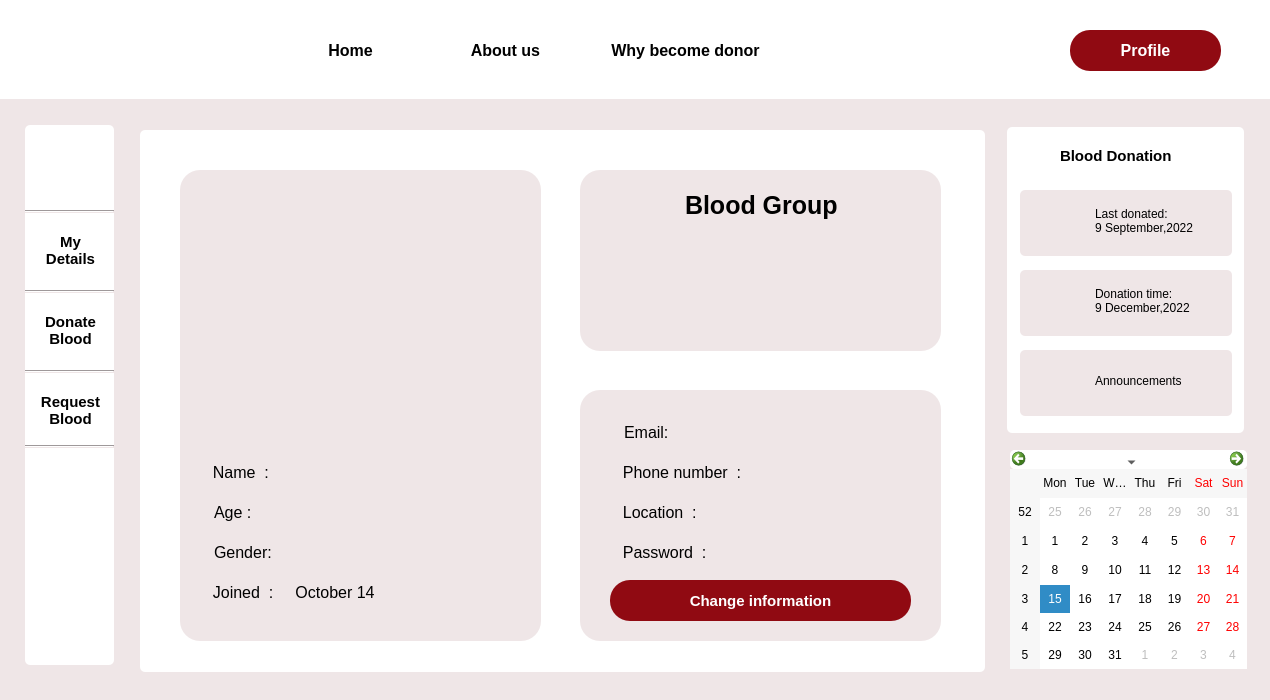
Qt form my_details.ui (Rista10/Final) before a commit.
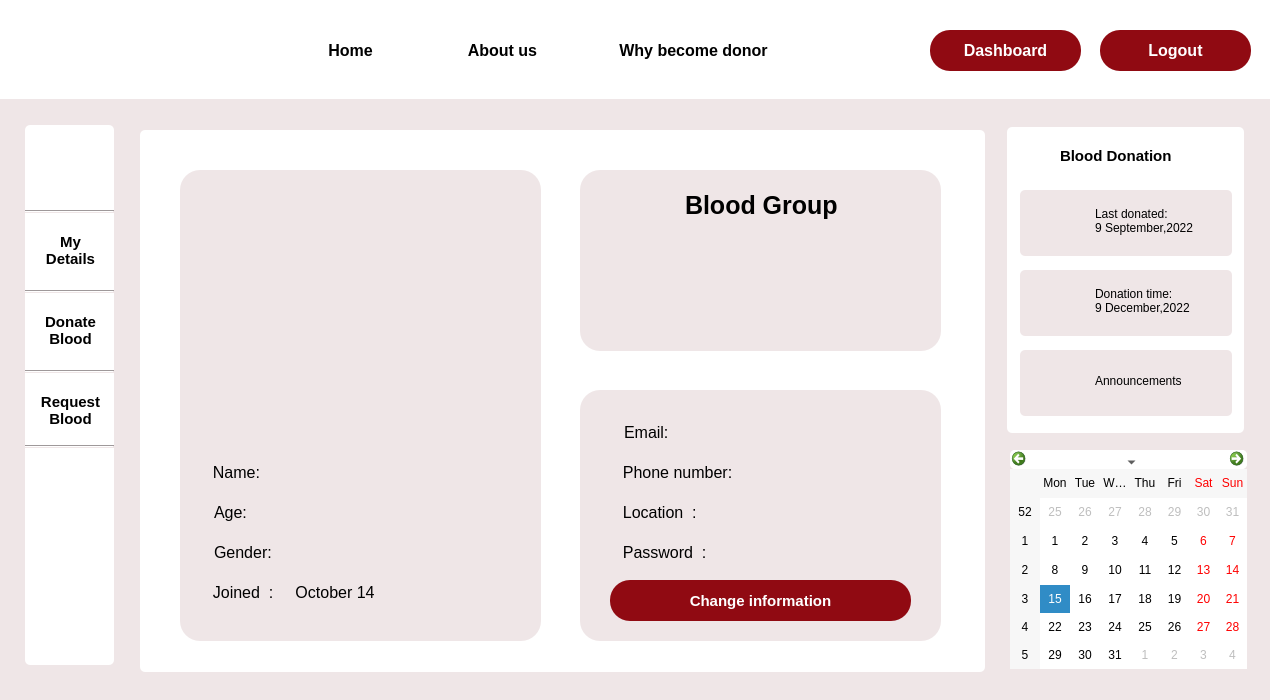
The same form after that commit. Icons and pictures are not drawn.

Diff of the .ui file:
```diff
--- a/my_details.ui
+++ b/my_details.ui
@@ -163,7 +163,7 @@
   <widget class="QPushButton" name="why">
    <property name="geometry">
     <rect>
-     <x>570</x>
+     <x>578</x>
      <y>30</y>
      <width>231</width>
      <height>41</height>
@@ -198,7 +198,7 @@
   <widget class="QPushButton" name="login">
    <property name="geometry">
     <rect>
-     <x>1070</x>
+     <x>930</x>
      <y>30</y>
      <width>151</width>
      <height>41</height>
@@ -227,7 +227,7 @@
 }</string>
    </property>
    <property name="text">
-    <string>Profile</string>
+    <string>Dashboard</string>
    </property>
   </widget>
   <widget class="QLabel" name="label_30">
@@ -343,7 +343,7 @@
     <rect>
      <x>430</x>
      <y>30</y>
-     <width>151</width>
+     <width>145</width>
      <height>41</height>
     </rect>
    </property>
@@ -658,7 +658,7 @@
     </rect>
    </property>
    <property name="cursor">
-    <cursorShape>PointingHandCursor</cursorShape>
+    <cursorShape>ArrowCursor</cursorShape>
    </property>
    <property name="styleSheet">
     <string notr="true">border-image: url(:/Images/background.png);
@@ -678,7 +678,7 @@
     </rect>
    </property>
    <property name="cursor">
-    <cursorShape>PointingHandCursor</cursorShape>
+    <cursorShape>ArrowCursor</cursorShape>
    </property>
    <property name="styleSheet">
     <string notr="true">border-image: url(:/Images/background.png);
@@ -698,7 +698,7 @@
     </rect>
    </property>
    <property name="cursor">
-    <cursorShape>PointingHandCursor</cursorShape>
+    <cursorShape>ArrowCursor</cursorShape>
    </property>
    <property name="styleSheet">
     <string notr="true">border-image: url(:/Images/background.png);
@@ -786,7 +786,7 @@
     </font>
    </property>
    <property name="cursor">
-    <cursorShape>PointingHandCursor</cursorShape>
+    <cursorShape>ArrowCursor</cursorShape>
    </property>
    <property name="styleSheet">
     <string notr="true">border:none;
@@ -812,7 +812,7 @@
     </font>
    </property>
    <property name="cursor">
-    <cursorShape>PointingHandCursor</cursorShape>
+    <cursorShape>ArrowCursor</cursorShape>
    </property>
    <property name="styleSheet">
     <string notr="true">border:none;
@@ -838,7 +838,7 @@
     </font>
    </property>
    <property name="cursor">
-    <cursorShape>PointingHandCursor</cursorShape>
+    <cursorShape>ArrowCursor</cursorShape>
    </property>
    <property name="styleSheet">
     <string notr="true">border:none;
@@ -864,7 +864,7 @@
     </font>
    </property>
    <property name="cursor">
-    <cursorShape>PointingHandCursor</cursorShape>
+    <cursorShape>ArrowCursor</cursorShape>
    </property>
    <property name="styleSheet">
     <string notr="true">border:none;
@@ -878,9 +878,9 @@
   <widget class="QLabel" name="email">
    <property name="geometry">
     <rect>
-     <x>680</x>
+     <x>780</x>
      <y>420</y>
-     <width>231</width>
+     <width>141</width>
      <height>31</height>
     </rect>
    </property>
@@ -890,7 +890,7 @@
     </font>
    </property>
    <property name="cursor">
-    <cursorShape>PointingHandCursor</cursorShape>
+    <cursorShape>ArrowCursor</cursorShape>
    </property>
    <property name="styleSheet">
     <string notr="true">border:none;
@@ -904,7 +904,7 @@
   <widget class="QLabel" name="phone_number">
    <property name="geometry">
     <rect>
-     <x>730</x>
+     <x>780</x>
      <y>460</y>
      <width>141</width>
      <height>31</height>
@@ -916,7 +916,7 @@
     </font>
    </property>
    <property name="cursor">
-    <cursorShape>PointingHandCursor</cursorShape>
+    <cursorShape>ArrowCursor</cursorShape>
    </property>
    <property name="styleSheet">
     <string notr="true">border:none;
@@ -930,9 +930,9 @@
   <widget class="QLabel" name="password">
    <property name="geometry">
     <rect>
-     <x>715</x>
+     <x>780</x>
      <y>540</y>
-     <width>191</width>
+     <width>141</width>
      <height>31</height>
     </rect>
    </property>
@@ -942,7 +942,7 @@
     </font>
    </property>
    <property name="cursor">
-    <cursorShape>PointingHandCursor</cursorShape>
+    <cursorShape>ArrowCursor</cursorShape>
    </property>
    <property name="styleSheet">
     <string notr="true">border:none;
@@ -1028,7 +1028,7 @@
     </font>
    </property>
    <property name="cursor">
-    <cursorShape>PointingHandCursor</cursorShape>
+    <cursorShape>ArrowCursor</cursorShape>
    </property>
    <property name="styleSheet">
     <string notr="true">border:none;
@@ -1036,7 +1036,7 @@
 padding-bottom:7px;</string>
    </property>
    <property name="text">
-    <string>  Name  : </string>
+    <string>  Name: </string>
    </property>
   </widget>
   <widget class="QLabel" name="age_2">
@@ -1044,7 +1044,7 @@
     <rect>
      <x>210</x>
      <y>500</y>
-     <width>61</width>
+     <width>71</width>
      <height>31</height>
     </rect>
    </property>
@@ -1054,7 +1054,7 @@
     </font>
    </property>
    <property name="cursor">
-    <cursorShape>PointingHandCursor</cursorShape>
+    <cursorShape>ArrowCursor</cursorShape>
    </property>
    <property name="styleSheet">
     <string notr="true">border:none;
@@ -1062,7 +1062,7 @@
 padding-bottom:7px;</string>
    </property>
    <property name="text">
-    <string>Age :</string>
+    <string>Age:</string>
    </property>
   </widget>
   <widget class="QLabel" name="gender_2">
@@ -1080,7 +1080,7 @@
     </font>
    </property>
    <property name="cursor">
-    <cursorShape>PointingHandCursor</cursorShape>
+    <cursorShape>ArrowCursor</cursorShape>
    </property>
    <property name="styleSheet">
     <string notr="true">border:none;
@@ -1106,7 +1106,7 @@
     </font>
    </property>
    <property name="cursor">
-    <cursorShape>PointingHandCursor</cursorShape>
+    <cursorShape>ArrowCursor</cursorShape>
    </property>
    <property name="styleSheet">
     <string notr="true">border:none;
@@ -1122,7 +1122,7 @@
     <rect>
      <x>610</x>
      <y>460</y>
-     <width>151</width>
+     <width>141</width>
      <height>31</height>
     </rect>
    </property>
@@ -1132,7 +1132,7 @@
     </font>
    </property>
    <property name="cursor">
-    <cursorShape>PointingHandCursor</cursorShape>
+    <cursorShape>ArrowCursor</cursorShape>
    </property>
    <property name="styleSheet">
     <string notr="true">border:none;
@@ -1140,15 +1140,15 @@
 padding-bottom:7px;</string>
    </property>
    <property name="text">
-    <string>  Phone number  : </string>
+    <string>  Phone number: </string>
    </property>
   </widget>
   <widget class="QLabel" name="location">
    <property name="geometry">
     <rect>
-     <x>710</x>
+     <x>780</x>
      <y>500</y>
-     <width>171</width>
+     <width>141</width>
      <height>31</height>
     </rect>
    </property>
@@ -1158,7 +1158,7 @@
     </font>
    </property>
    <property name="cursor">
-    <cursorShape>PointingHandCursor</cursorShape>
+    <cursorShape>ArrowCursor</cursorShape>
    </property>
    <property name="styleSheet">
     <string notr="true">border:none;
@@ -1184,7 +1184,7 @@
     </font>
    </property>
    <property name="cursor">
-    <cursorShape>PointingHandCursor</cursorShape>
+    <cursorShape>ArrowCursor</cursorShape>
    </property>
    <property name="styleSheet">
     <string notr="true">border:none;
@@ -1195,6 +1195,42 @@
     <string>  Password  : </string>
    </property>
   </widget>
+  <widget class="QPushButton" name="login_2">
+   <property name="geometry">
+    <rect>
+     <x>1100</x>
+     <y>30</y>
+     <width>151</width>
+     <height>41</height>
+    </rect>
+   </property>
+   <property name="font">
+    <font>
+     <pointsize>12</pointsize>
+     <bold>true</bold>
+    </font>
+   </property>
+   <property name="cursor">
+    <cursorShape>PointingHandCursor</cursorShape>
+   </property>
+   <property name="styleSheet">
+    <string notr="true">#login_2
+{
+ background-color:rgb(144, 10, 18);
+border-radius:20px;
+	color: rgb(255, 255, 255);
+}
+
+#login_2::hover
+{
+background-color:white;
+	color: rgb(144, 10, 18);
+}</string>
+   </property>
+   <property name="text">
+    <string>Logout</string>
+   </property>
+  </widget>
   <zorder>label_2</zorder>
   <zorder>label</zorder>
   <zorder>label_4</zorder>
@@ -1245,6 +1281,7 @@
   <zorder>phone_number_2</zorder>
   <zorder>location</zorder>
   <zorder>password_2</zorder>
+  <zorder>login_2</zorder>
  </widget>
  <resources/>
  <connections/>
```
